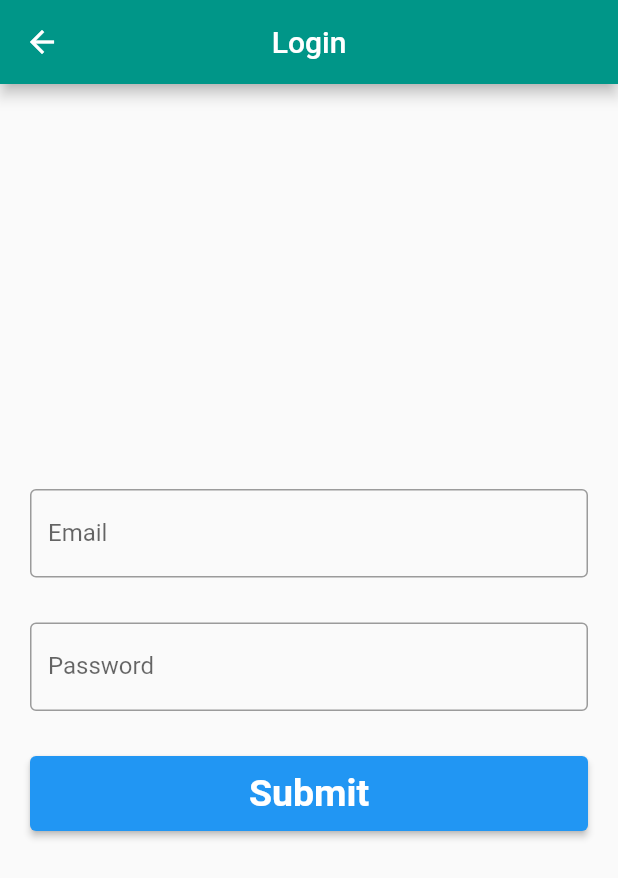
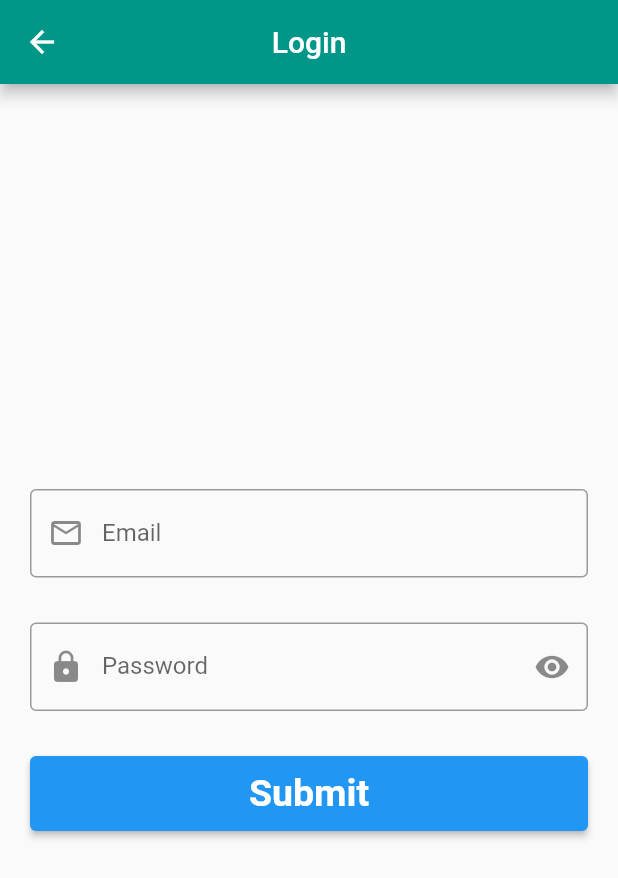
Before and after one commit to Madan57/flutter_firebase, a Flutter app: the screen it shows after launch, after a tap on "Already have an account? Login here", on a phone screen of 412 x 824 dp. Shown: the top 878 px of the screen. Run offline on Flutter 3.47's test engine with Material 2 defaults, Android fonts, the light colour scheme and no system bars; our stand-ins replace firebase_core; accounts and stored records are empty.

Commit message:
added prefix suffix icons on login and register screen

```diff
--- a/lib/screens/login_screen.dart
+++ b/lib/screens/login_screen.dart
@@ -1,8 +1,17 @@
 import 'package:flutter/material.dart';
 
-class LoginScreen extends StatelessWidget {
+class LoginScreen extends StatefulWidget {
+  @override
+  _LoginScreenState createState() => _LoginScreenState();
+}
+
+class _LoginScreenState extends State<LoginScreen> {
   TextEditingController emailController = TextEditingController();
+
   TextEditingController passwordController = TextEditingController();
+
+  bool _isObscure = true;
+
   @override
   Widget build(BuildContext context) {
     return Scaffold(
@@ -18,16 +27,29 @@ class LoginScreen extends StatelessWidget {
             TextField(
               controller: emailController,
               decoration: InputDecoration(
-                  labelText: "Email", border: OutlineInputBorder()),
+                  labelText: "Email",
+                  prefixIcon: Icon(Icons.email_outlined),
+                  border: OutlineInputBorder()),
             ),
             SizedBox(
               height: 30,
             ),
             TextField(
-              obscureText: true,
+              obscureText: _isObscure,
               controller: passwordController,
               decoration: InputDecoration(
-                  labelText: "Password", border: OutlineInputBorder()),
+                  labelText: "Password",
+                  prefixIcon: Icon(Icons.lock),
+                  suffixIcon: IconButton(
+                      onPressed: () {
+                        setState(() {
+                          _isObscure = !_isObscure;
+                        });
+                      },
+                      icon: Icon(_isObscure
+                          ? Icons.visibility
+                          : Icons.visibility_off)),
+                  border: OutlineInputBorder()),
             ),
             SizedBox(
               height: 30,
--- a/lib/screens/register_screen.dart
+++ b/lib/screens/register_screen.dart
@@ -1,10 +1,19 @@
 import 'package:flutter/material.dart';
 import 'package:flutter_firebase/screens/login_screen.dart';
 
-class RegisterScreen extends StatelessWidget {
+class RegisterScreen extends StatefulWidget {
+  @override
+  _RegisterScreenState createState() => _RegisterScreenState();
+}
+
+class _RegisterScreenState extends State<RegisterScreen> {
   TextEditingController emailController = TextEditingController();
+
   TextEditingController passwordController = TextEditingController();
+
   TextEditingController confirmPasswordController = TextEditingController();
+
+  bool _isObscure = true;
 
   @override
   Widget build(BuildContext context) {
@@ -22,25 +31,49 @@ class RegisterScreen extends StatelessWidget {
             TextField(
               controller: emailController,
               decoration: InputDecoration(
-                  labelText: "Email", border: OutlineInputBorder()),
+                  labelText: "Email",
+                  prefixIcon: Icon(Icons.email_outlined),
+                  border: OutlineInputBorder()),
             ),
             SizedBox(
               height: 30,
             ),
             TextField(
-              obscureText: true,
+              obscureText: _isObscure,
               controller: passwordController,
               decoration: InputDecoration(
-                  labelText: "Password", border: OutlineInputBorder()),
+                  labelText: "Password",
+                  prefixIcon: Icon(Icons.lock),
+                  suffixIcon: IconButton(
+                      onPressed: () {
+                        setState(() {
+                          _isObscure = !_isObscure;
+                        });
+                      },
+                      icon: Icon(_isObscure
+                          ? Icons.visibility
+                          : Icons.visibility_off)),
+                  border: OutlineInputBorder()),
             ),
             SizedBox(
               height: 30,
             ),
             TextField(
-              obscureText: true,
+              obscureText: _isObscure,
               controller: confirmPasswordController,
               decoration: InputDecoration(
-                  labelText: "Confirm Password", border: OutlineInputBorder()),
+                  labelText: "Confirm Password",
+                  prefixIcon: Icon(Icons.lock),
+                  suffixIcon: IconButton(
+                      onPressed: () {
+                        setState(() {
+                          _isObscure = !_isObscure;
+                        });
+                      },
+                      icon: Icon(_isObscure
+                          ? Icons.visibility
+                          : Icons.visibility_off)),
+                  border: OutlineInputBorder()),
             ),
             SizedBox(
               height: 30,
```
